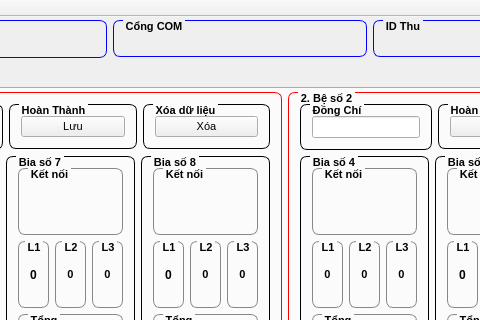
Qt form ui-example/mainwindow.ui (truonghuuphuoc/qtProApp) before a commit; both pictures show x 149 to 629 and y 0 to 320 of the 1297 by 753 pixel window.
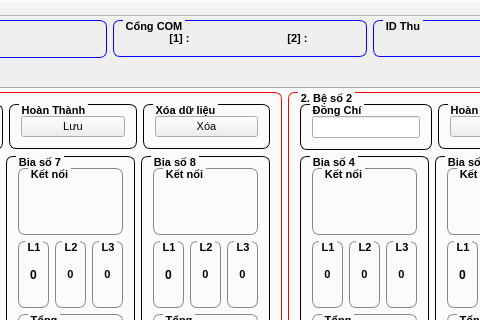
The same form after that commit. Icons and pictures are not drawn.

Diff of the .ui file:
```diff
--- a/ui-example/mainwindow.ui
+++ b/ui-example/mainwindow.ui
@@ -294,7 +294,24 @@
             </font>
            </property>
            <property name="text">
-            <string/>
+            <string>[1] : </string>
+           </property>
+           <property name="alignment">
+            <set>Qt::AlignCenter</set>
+           </property>
+          </widget>
+         </item>
+         <item row="0" column="2">
+          <widget class="QLabel" name="mAppComport_2">
+           <property name="font">
+            <font>
+             <pointsize>8</pointsize>
+             <weight>75</weight>
+             <bold>true</bold>
+            </font>
+           </property>
+           <property name="text">
+            <string>[2] : </string>
            </property>
            <property name="alignment">
             <set>Qt::AlignCenter</set>
```
Left out of the diff: 15 changed lines with no effect on the pictures.
